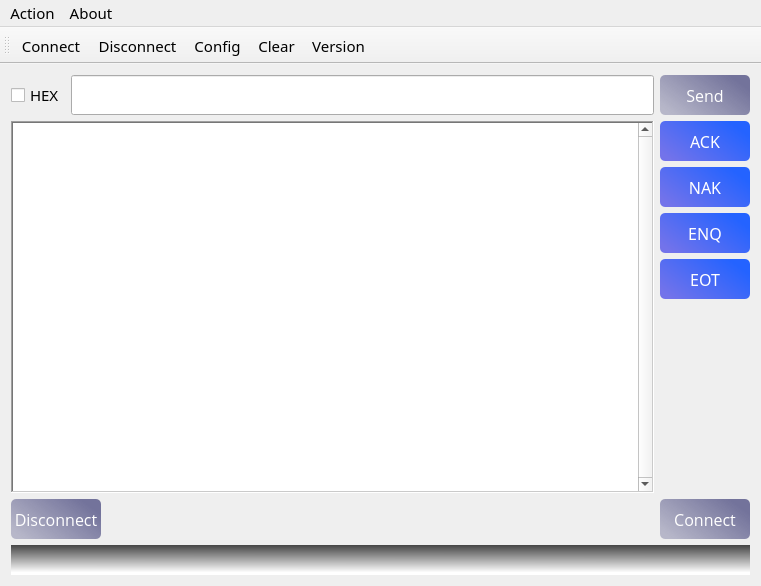
The window that mainwindow.ui (salara1960/hexSerial) describes before a commit, drawn with Qt 5.
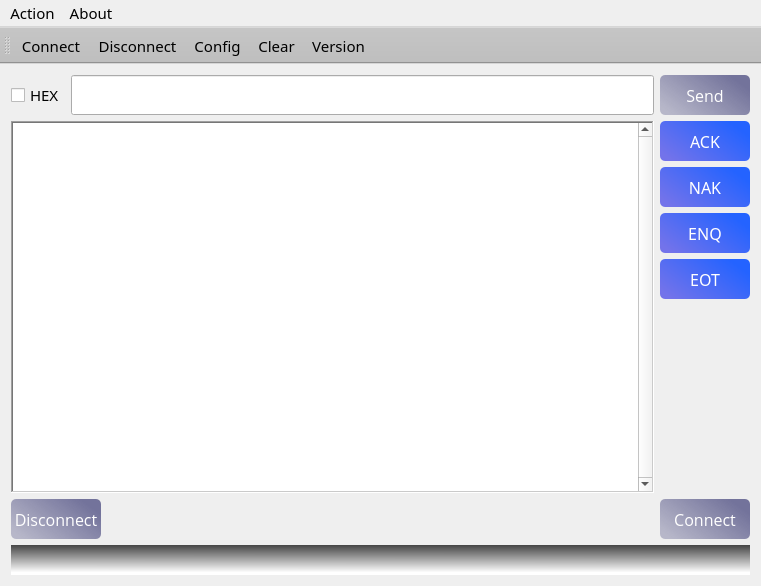
The same window after the commit. Icons and pictures are not drawn.

```diff
--- a/mainwindow.ui
+++ b/mainwindow.ui
@@ -510,6 +510,448 @@
    <addaction name="menuABOUT"/>
   </widget>
   <widget class="QToolBar" name="mainToolBar">
+   <property name="palette">
+    <palette>
+     <active>
+      <colorrole role="WindowText">
+       <brush brushstyle="SolidPattern">
+        <color alpha="255">
+         <red>0</red>
+         <green>0</green>
+         <blue>0</blue>
+        </color>
+       </brush>
+      </colorrole>
+      <colorrole role="Button">
+       <brush brushstyle="SolidPattern">
+        <color alpha="255">
+         <red>190</red>
+         <green>190</green>
+         <blue>190</blue>
+        </color>
+       </brush>
+      </colorrole>
+      <colorrole role="Light">
+       <brush brushstyle="SolidPattern">
+        <color alpha="255">
+         <red>255</red>
+         <green>255</green>
+         <blue>255</blue>
+        </color>
+       </brush>
+      </colorrole>
+      <colorrole role="Midlight">
+       <brush brushstyle="SolidPattern">
+        <color alpha="255">
+         <red>222</red>
+         <green>222</green>
+         <blue>222</blue>
+        </color>
+       </brush>
+      </colorrole>
+      <colorrole role="Dark">
+       <brush brushstyle="SolidPattern">
+        <color alpha="255">
+         <red>95</red>
+         <green>95</green>
+         <blue>95</blue>
+        </color>
+       </brush>
+      </colorrole>
+      <colorrole role="Mid">
+       <brush brushstyle="SolidPattern">
+        <color alpha="255">
+         <red>127</red>
+         <green>127</green>
+         <blue>127</blue>
+        </color>
+       </brush>
+      </colorrole>
+      <colorrole role="Text">
+       <brush brushstyle="SolidPattern">
+        <color alpha="255">
+         <red>0</red>
+         <green>0</green>
+         <blue>0</blue>
+        </color>
+       </brush>
+      </colorrole>
+      <colorrole role="BrightText">
+       <brush brushstyle="SolidPattern">
+        <color alpha="255">
+         <red>255</red>
+         <green>255</green>
+         <blue>255</blue>
+        </color>
+       </brush>
+      </colorrole>
+      <colorrole role="ButtonText">
+       <brush brushstyle="SolidPattern">
+        <color alpha="255">
+         <red>0</red>
+         <green>0</green>
+         <blue>0</blue>
+        </color>
+       </brush>
+      </colorrole>
+      <colorrole role="Base">
+       <brush brushstyle="SolidPattern">
+        <color alpha="255">
+         <red>255</red>
+         <green>255</green>
+         <blue>255</blue>
+        </color>
+       </brush>
+      </colorrole>
+      <colorrole role="Window">
+       <brush brushstyle="SolidPattern">
+        <color alpha="255">
+         <red>190</red>
+         <green>190</green>
+         <blue>190</blue>
+        </color>
+       </brush>
+      </colorrole>
+      <colorrole role="Shadow">
+       <brush brushstyle="SolidPattern">
+        <color alpha="255">
+         <red>0</red>
+         <green>0</green>
+         <blue>0</blue>
+        </color>
+       </brush>
+      </colorrole>
+      <colorrole role="AlternateBase">
+       <brush brushstyle="SolidPattern">
+        <color alpha="255">
+         <red>222</red>
+         <green>222</green>
+         <blue>222</blue>
+        </color>
+       </brush>
+      </colorrole>
+      <colorrole role="ToolTipBase">
+       <brush brushstyle="SolidPattern">
+        <color alpha="255">
+         <red>255</red>
+         <green>255</green>
+         <blue>220</blue>
+        </color>
+       </brush>
+      </colorrole>
+      <colorrole role="ToolTipText">
+       <brush brushstyle="SolidPattern">
+        <color alpha="255">
+         <red>0</red>
+         <green>0</green>
+         <blue>0</blue>
+        </color>
+       </brush>
+      </colorrole>
+      <colorrole role="PlaceholderText">
+       <brush brushstyle="SolidPattern">
+        <color alpha="128">
+         <red>0</red>
+         <green>0</green>
+         <blue>0</blue>
+        </color>
+       </brush>
+      </colorrole>
+     </active>
+     <inactive>
+      <colorrole role="WindowText">
+       <brush brushstyle="SolidPattern">
+        <color alpha="255">
+         <red>0</red>
+         <green>0</green>
+         <blue>0</blue>
+        </color>
+       </brush>
+      </colorrole>
+      <colorrole role="Button">
+       <brush brushstyle="SolidPattern">
+        <color alpha="255">
+         <red>190</red>
+         <green>190</green>
+         <blue>190</blue>
+        </color>
+       </brush>
+      </colorrole>
+      <colorrole role="Light">
+       <brush brushstyle="SolidPattern">
+        <color alpha="255">
+         <red>255</red>
+         <green>255</green>
+         <blue>255</blue>
+        </color>
+       </brush>
+      </colorrole>
+      <colorrole role="Midlight">
+       <brush brushstyle="SolidPattern">
+        <color alpha="255">
+         <red>222</red>
+         <green>222</green>
+         <blue>222</blue>
+        </color>
+       </brush>
+      </colorrole>
+      <colorrole role="Dark">
+       <brush brushstyle="SolidPattern">
+        <color alpha="255">
+         <red>95</red>
+         <green>95</green>
+         <blue>95</blue>
+        </color>
+       </brush>
+      </colorrole>
+      <colorrole role="Mid">
+       <brush brushstyle="SolidPattern">
+        <color alpha="255">
+         <red>127</red>
+         <green>127</green>
+         <blue>127</blue>
+        </color>
+       </brush>
+      </colorrole>
+      <colorrole role="Text">
+       <brush brushstyle="SolidPattern">
+        <color alpha="255">
+         <red>0</red>
+         <green>0</green>
+         <blue>0</blue>
+        </color>
+       </brush>
+      </colorrole>
+      <colorrole role="BrightText">
+       <brush brushstyle="SolidPattern">
+        <color alpha="255">
+         <red>255</red>
+         <green>255</green>
+         <blue>255</blue>
+        </color>
+       </brush>
+      </colorrole>
+      <colorrole role="ButtonText">
+       <brush brushstyle="SolidPattern">
+        <color alpha="255">
+         <red>0</red>
+         <green>0</green>
+         <blue>0</blue>
+        </color>
+       </brush>
+      </colorrole>
+      <colorrole role="Base">
+       <brush brushstyle="SolidPattern">
+        <color alpha="255">
+         <red>255</red>
+         <green>255</green>
+         <blue>255</blue>
+        </color>
+       </brush>
+      </colorrole>
+      <colorrole role="Window">
+       <brush brushstyle="SolidPattern">
+        <color alpha="255">
+         <red>190</red>
+         <green>190</green>
+         <blue>190</blue>
+        </color>
+       </brush>
+      </colorrole>
+      <colorrole role="Shadow">
+       <brush brushstyle="SolidPattern">
+        <color alpha="255">
+         <red>0</red>
+         <green>0</green>
+         <blue>0</blue>
+        </color>
+       </brush>
+      </colorrole>
+      <colorrole role="AlternateBase">
+       <brush brushstyle="SolidPattern">
+        <color alpha="255">
+         <red>222</red>
+         <green>222</green>
+         <blue>222</blue>
+        </color>
+       </brush>
+      </colorrole>
+      <colorrole role="ToolTipBase">
+       <brush brushstyle="SolidPattern">
+        <color alpha="255">
+         <red>255</red>
+         <green>255</green>
+         <blue>220</blue>
+        </color>
+       </brush>
+      </colorrole>
+      <colorrole role="ToolTipText">
+       <brush brushstyle="SolidPattern">
+        <color alpha="255">
+         <red>0</red>
+         <green>0</green>
+         <blue>0</blue>
+        </color>
+       </brush>
+      </colorrole>
+      <colorrole role="PlaceholderText">
+       <brush brushstyle="SolidPattern">
+        <color alpha="128">
+         <red>0</red>
+         <green>0</green>
+         <blue>0</blue>
+        </color>
+       </brush>
+      </colorrole>
+     </inactive>
+     <disabled>
+      <colorrole role="WindowText">
+       <brush brushstyle="SolidPattern">
+        <color alpha="255">
+         <red>95</red>
+         <green>95</green>
+         <blue>95</blue>
+        </color>
+       </brush>
+      </colorrole>
+      <colorrole role="Button">
+       <brush brushstyle="SolidPattern">
+        <color alpha="255">
+         <red>190</red>
+         <green>190</green>
+         <blue>190</blue>
+        </color>
+       </brush>
+      </colorrole>
+      <colorrole role="Light">
+       <brush brushstyle="SolidPattern">
+        <color alpha="255">
+         <red>255</red>
+         <green>255</green>
+         <blue>255</blue>
+        </color>
+       </brush>
+      </colorrole>
+      <colorrole role="Midlight">
+       <brush brushstyle="SolidPattern">
+        <color alpha="255">
+         <red>222</red>
+         <green>222</green>
+         <blue>222</blue>
+        </color>
+       </brush>
+      </colorrole>
+      <colorrole role="Dark">
+       <brush brushstyle="SolidPattern">
+        <color alpha="255">
+         <red>95</red>
+         <green>95</green>
+         <blue>95</blue>
+        </color>
+       </brush>
+      </colorrole>
+      <colorrole role="Mid">
+       <brush brushstyle="SolidPattern">
+        <color alpha="255">
+         <red>127</red>
+         <green>127</green>
+         <blue>127</blue>
+        </color>
+       </brush>
+      </colorrole>
+      <colorrole role="Text">
+       <brush brushstyle="SolidPattern">
+        <color alpha="255">
+         <red>95</red>
+         <green>95</green>
+         <blue>95</blue>
+        </color>
+       </brush>
+      </colorrole>
+      <colorrole role="BrightText">
+       <brush brushstyle="SolidPattern">
+        <color alpha="255">
+         <red>255</red>
+         <green>255</green>
+         <blue>255</blue>
+        </color>
+       </brush>
+      </colorrole>
+      <colorrole role="ButtonText">
+       <brush brushstyle="SolidPattern">
+        <color alpha="255">
+         <red>95</red>
+         <green>95</green>
+         <blue>95</blue>
+        </color>
+       </brush>
+      </colorrole>
+      <colorrole role="Base">
+       <brush brushstyle="SolidPattern">
+        <color alpha="255">
+         <red>190</red>
+         <green>190</green>
+         <blue>190</blue>
+        </color>
+       </brush>
+      </colorrole>
+      <colorrole role="Window">
+       <brush brushstyle="SolidPattern">
+        <color alpha="255">
+         <red>190</red>
+         <green>190</green>
+         <blue>190</blue>
+        </color>
+       </brush>
+      </colorrole>
+      <colorrole role="Shadow">
+       <brush brushstyle="SolidPattern">
+        <color alpha="255">
+         <red>0</red>
+         <green>0</green>
+         <blue>0</blue>
+        </color>
+       </brush>
+      </colorrole>
+      <colorrole role="AlternateBase">
+       <brush brushstyle="SolidPattern">
+        <color alpha="255">
+         <red>190</red>
+         <green>190</green>
+         <blue>190</blue>
+        </color>
+       </brush>
+      </colorrole>
+      <colorrole role="ToolTipBase">
+       <brush brushstyle="SolidPattern">
+        <color alpha="255">
+         <red>255</red>
+         <green>255</green>
+         <blue>220</blue>
+        </color>
+       </brush>
+      </colorrole>
+      <colorrole role="ToolTipText">
+       <brush brushstyle="SolidPattern">
+        <color alpha="255">
+         <red>0</red>
+         <green>0</green>
+         <blue>0</blue>
+        </color>
+       </brush>
+      </colorrole>
+      <colorrole role="PlaceholderText">
+       <brush brushstyle="SolidPattern">
+        <color alpha="128">
+         <red>0</red>
+         <green>0</green>
+         <blue>0</blue>
+        </color>
+       </brush>
+      </colorrole>
+     </disabled>
+    </palette>
+   </property>
    <attribute name="toolBarArea">
     <enum>TopToolBarArea</enum>
    </attribute>
```
